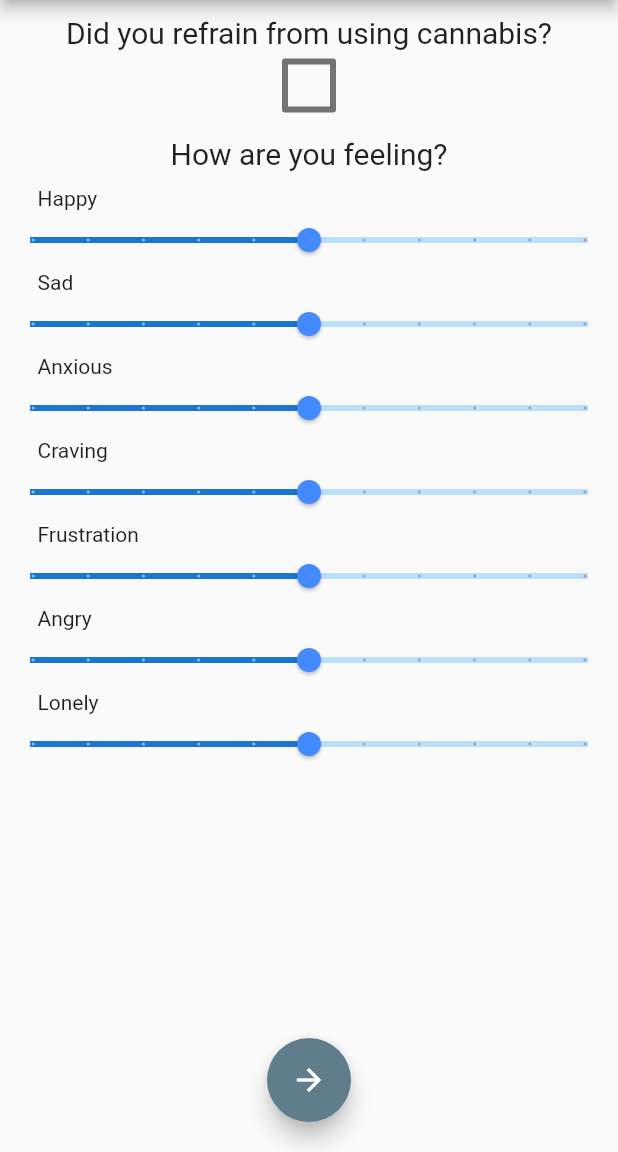
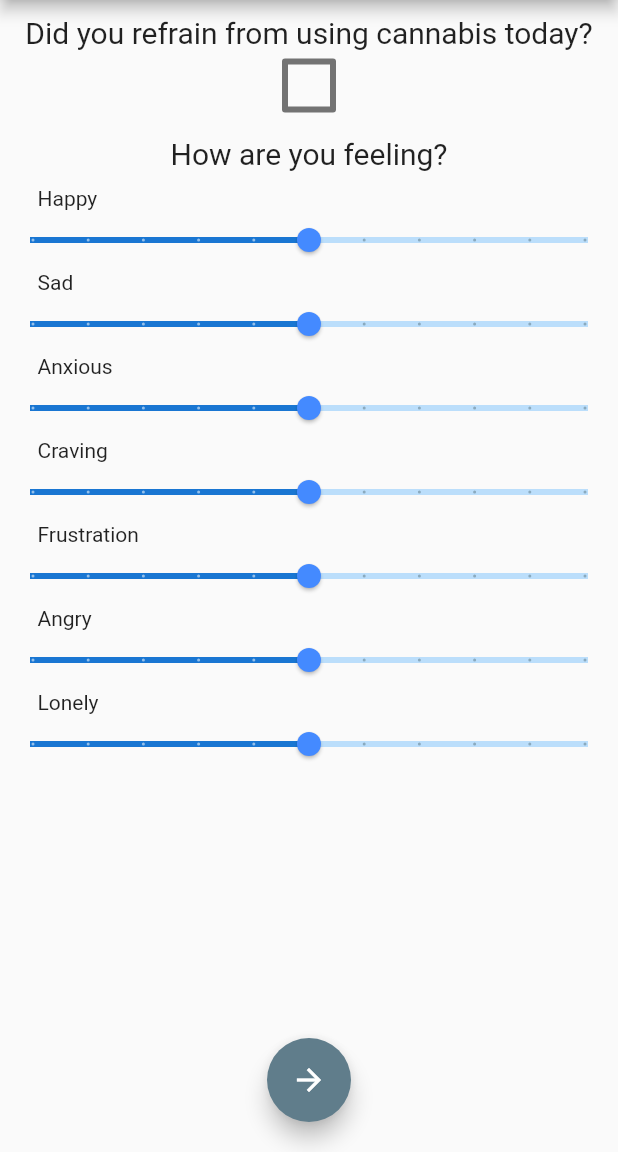
Before and after one commit to xNS5/ReLeave, a Flutter app: the CheckIn screen opened directly, on a phone screen of 412 x 824 dp, the part 84-1236 px from its top. Run offline on Flutter 3.47's test engine with Material 2 defaults, Android fonts, the phone set to English and light mode, and no system bars; our stand-ins replace dio, sprintf, sqflite, table_calendar; missing offline and left inert: draw, oauth2; accounts and stored records are empty.

Commit message:
Added "today" to the prompt

```diff
--- a/lib/pages/Check-in.dart
+++ b/lib/pages/Check-in.dart
@@ -118,7 +118,7 @@ class _CheckInState extends State<CheckIn> {
           children: <Widget>[
             SizedBox(height: 10),
             Text(
-              "Did you refrain from using cannabis?",
+              "Did you refrain from using cannabis today?",
               textAlign: TextAlign.center,
               style: TextStyle(
                 fontSize: 20,
```
